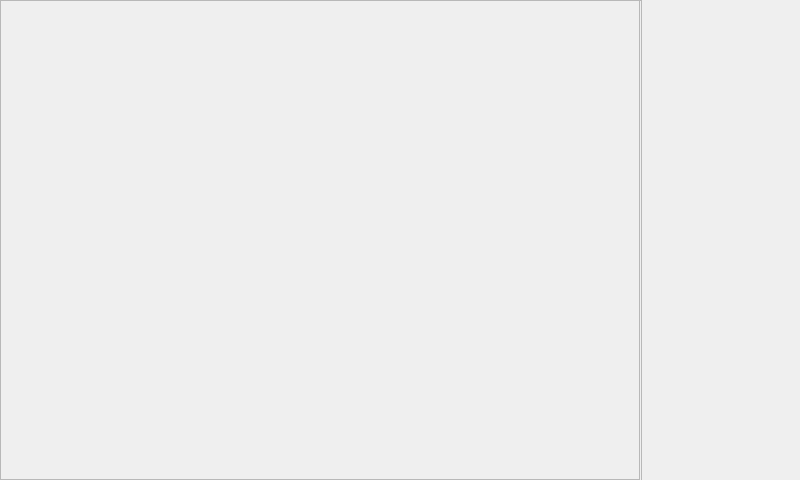
WiktorPieklik/Llama, file src/ui/mainwindow.ui: the form before one commit.
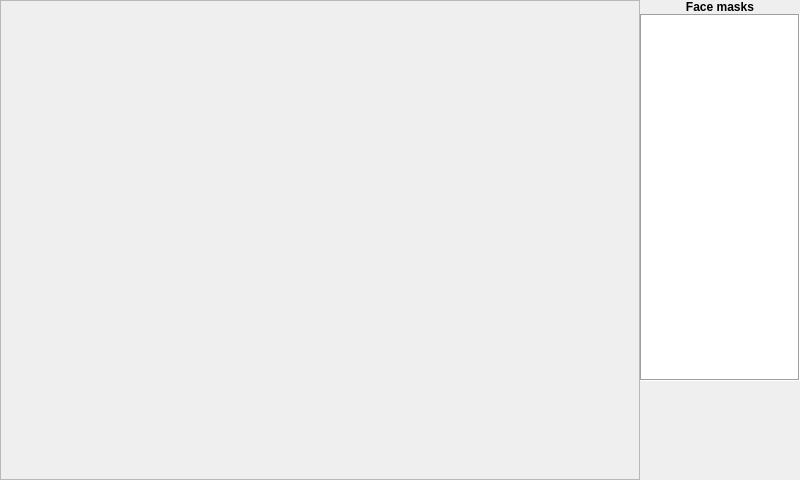
The form after the commit. Icons and pictures are not drawn.

Commit message: Add right side panel with face mask list

```diff
--- a/src/ui/mainwindow.ui
+++ b/src/ui/mainwindow.ui
@@ -65,10 +65,13 @@
       <height>482</height>
      </rect>
     </property>
-    <layout class="QHBoxLayout" name="horizontalLayout_2">
+    <layout class="QHBoxLayout" name="horizontalLayout_2" stretch="640">
      <property name="spacing">
       <number>0</number>
      </property>
+     <property name="sizeConstraint">
+      <enum>QLayout::SetDefaultConstraint</enum>
+     </property>
      <item>
       <widget class="QFrame" name="frame">
        <property name="sizePolicy">
@@ -78,10 +81,13 @@
         </sizepolicy>
        </property>
        <property name="frameShape">
-        <enum>QFrame::StyledPanel</enum>
+        <enum>QFrame::NoFrame</enum>
        </property>
        <property name="frameShadow">
-        <enum>QFrame::Raised</enum>
+        <enum>QFrame::Plain</enum>
+       </property>
+       <property name="lineWidth">
+        <number>0</number>
        </property>
        <widget class="QFrame" name="image_overlay">
         <property name="geometry">
@@ -361,26 +367,155 @@
          <string/>
         </property>
        </widget>
+       <widget class="QFrame" name="frame_right">
+        <property name="geometry">
+         <rect>
+          <x>640</x>
+          <y>0</y>
+          <width>160</width>
+          <height>480</height>
+         </rect>
+        </property>
+        <property name="sizePolicy">
+         <sizepolicy hsizetype="Expanding" vsizetype="Expanding">
+          <horstretch>0</horstretch>
+          <verstretch>0</verstretch>
+         </sizepolicy>
+        </property>
+        <property name="minimumSize">
+         <size>
+          <width>160</width>
+          <height>480</height>
+         </size>
+        </property>
+        <property name="maximumSize">
+         <size>
+          <width>160</width>
+          <height>480</height>
+         </size>
+        </property>
+        <property name="frameShape">
+         <enum>QFrame::NoFrame</enum>
+        </property>
+        <property name="frameShadow">
+         <enum>QFrame::Plain</enum>
+        </property>
+        <property name="lineWidth">
+         <number>0</number>
+        </property>
+        <widget class="QWidget" name="verticalLayoutWidget_2">
+         <property name="geometry">
+          <rect>
+           <x>0</x>
+           <y>0</y>
+           <width>162</width>
+           <height>481</height>
+          </rect>
+         </property>
+         <layout class="QVBoxLayout" name="layout_vertical_2">
+          <property name="spacing">
+           <number>0</number>
+          </property>
+          <property name="sizeConstraint">
+           <enum>QLayout::SetMinAndMaxSize</enum>
+          </property>
+          <item>
+           <widget class="QLabel" name="label_2">
+            <property name="font">
+             <font>
+              <weight>75</weight>
+              <italic>false</italic>
+              <bold>true</bold>
+             </font>
+            </property>
+            <property name="autoFillBackground">
+             <bool>false</bool>
+            </property>
+            <property name="lineWidth">
+             <number>0</number>
+            </property>
+            <property name="text">
+             <string>Face masks</string>
+            </property>
+            <property name="alignment">
+             <set>Qt::AlignCenter</set>
+            </property>
+            <property name="wordWrap">
+             <bool>false</bool>
+            </property>
+            <property name="textInteractionFlags">
+             <set>Qt::NoTextInteraction</set>
+            </property>
+           </widget>
+          </item>
+          <item>
+           <widget class="QListView" name="list_view_masks_2">
+            <property name="enabled">
+             <bool>true</bool>
+            </property>
+            <property name="sizePolicy">
+             <sizepolicy hsizetype="Expanding" vsizetype="Expanding">
+              <horstretch>0</horstretch>
+              <verstretch>0</verstretch>
+             </sizepolicy>
+            </property>
+            <property name="minimumSize">
+             <size>
+              <width>0</width>
+              <height>160</height>
+             </size>
+            </property>
+            <property name="maximumSize">
+             <size>
+              <width>160</width>
+              <height>16777215</height>
+             </size>
+            </property>
+            <property name="baseSize">
+             <size>
+              <width>160</width>
+              <height>480</height>
+             </size>
+            </property>
+            <property name="font">
+             <font>
+              <kerning>false</kerning>
+             </font>
+            </property>
+            <property name="frameShape">
+             <enum>QFrame::Box</enum>
+            </property>
+            <property name="movement">
+             <enum>QListView::Snap</enum>
+            </property>
+            <property name="resizeMode">
+             <enum>QListView::Fixed</enum>
+            </property>
+           </widget>
+          </item>
+          <item>
+           <spacer name="verticalSpacer_4">
+            <property name="orientation">
+             <enum>Qt::Vertical</enum>
+            </property>
+            <property name="sizeType">
+             <enum>QSizePolicy::Fixed</enum>
+            </property>
+            <property name="sizeHint" stdset="0">
+             <size>
+              <width>20</width>
+              <height>100</height>
+             </size>
+            </property>
+           </spacer>
+          </item>
+         </layout>
+        </widget>
+       </widget>
        <zorder>image_display</zorder>
        <zorder>image_overlay</zorder>
       </widget>
      </item>
-     <item>
-      <spacer name="horizontalSpacer_3">
-       <property name="orientation">
-        <enum>Qt::Horizontal</enum>
-       </property>
-       <property name="sizeType">
-        <enum>QSizePolicy::Fixed</enum>
-       </property>
-       <property name="sizeHint" stdset="0">
-        <size>
-         <width>159</width>
-         <height>20</height>
-        </size>
-       </property>
-      </spacer>
-     </item>
     </layout>
    </widget>
   </widget>
```
Left out of the diff: 59 changed lines with no effect on the pictures.
